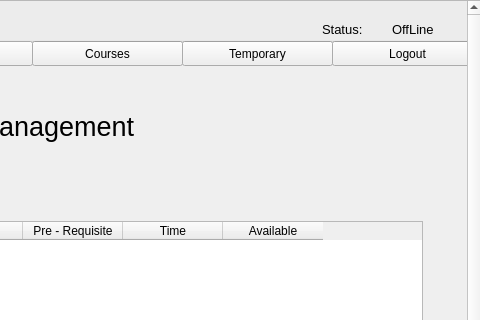
Poom1997/gman, file resources/UI/studentcourse.ui: the form before one commit; both pictures show x 419 to 899 and y 0 to 320 of the 899 by 600 pixel window.
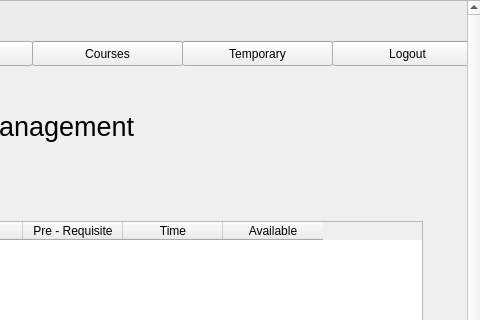
The form after the commit.

The edit to the form file:
```diff
--- a/resources/UI/studentcourse.ui
+++ b/resources/UI/studentcourse.ui
@@ -32,7 +32,7 @@
     <property name="geometry">
      <rect>
       <x>0</x>
-      <y>-394</y>
+      <y>0</y>
       <width>898</width>
       <height>999</height>
      </rect>
@@ -234,42 +234,6 @@
      <property name="title">
       <string/>
      </property>
-     <widget class="QLabel" name="status_3">
-      <property name="geometry">
-       <rect>
-        <x>810</x>
-        <y>30</y>
-        <width>53</width>
-        <height>16</height>
-       </rect>
-      </property>
-      <property name="font">
-       <font>
-        <pointsize>10</pointsize>
-       </font>
-      </property>
-      <property name="text">
-       <string>OffLine</string>
-      </property>
-     </widget>
-     <widget class="QLabel" name="label_6">
-      <property name="geometry">
-       <rect>
-        <x>740</x>
-        <y>30</y>
-        <width>61</width>
-        <height>16</height>
-       </rect>
-      </property>
-      <property name="font">
-       <font>
-        <pointsize>10</pointsize>
-       </font>
-      </property>
-      <property name="text">
-       <string>Status:</string>
-      </property>
-     </widget>
      <widget class="QLabel" name="barLabel_2">
       <property name="geometry">
        <rect>
```
